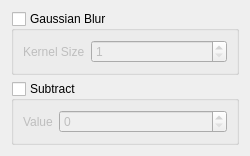
Above: python_code/view_ng/UI_image_processing.ui from AhmetCemalO/NeuCams before the change. Below: the same form after it.
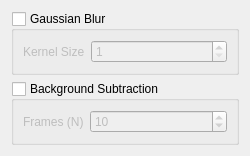
That is the form after the change.

```diff
--- a/python_code/view_ng/UI_image_processing.ui
+++ b/python_code/view_ng/UI_image_processing.ui
@@ -52,7 +52,7 @@
    <item>
     <widget class="QGroupBox" name="groupBox_2">
      <property name="title">
-      <string>Subtract</string>
+      <string>Background Subtraction</string>
      </property>
      <property name="checkable">
       <bool>true</bool>
@@ -64,14 +64,20 @@
       <item row="0" column="0">
        <widget class="QLabel" name="label_2">
         <property name="text">
-         <string>Value</string>
+         <string>Frames (N)</string>
         </property>
        </widget>
       </item>
       <item row="0" column="1">
-       <widget class="QSpinBox" name="subtract_value_spinBox">
+       <widget class="QSpinBox" name="n_frames_spinBox">
+        <property name="minimum">
+         <number>2</number>
+        </property>
         <property name="maximum">
-         <number>255</number>
+         <number>100</number>
+        </property>
+        <property name="value">
+         <number>10</number>
         </property>
        </widget>
       </item>
```
